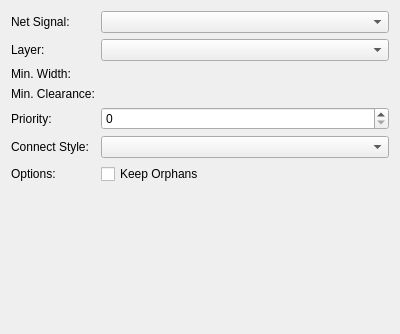
First picture: the form in libs/librepcb/editor/project/boardeditor/boardplanepropertiesdialog.ui, repository LibrePCB/LibrePCB, before the edit; both pictures show x 0 to 400 and y 0 to 334 of the 400 by 478 pixel window.
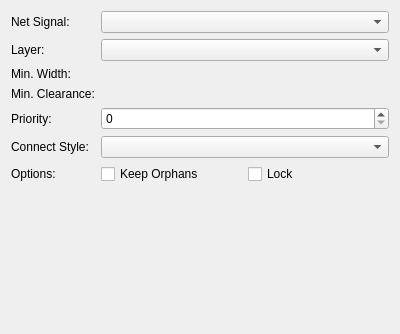
Second picture: the form after the edit. Custom widgets are drawn as their Qt base class.

The edit to the form file:
```diff
--- a/libs/librepcb/editor/project/boardeditor/boardplanepropertiesdialog.ui
+++ b/libs/librepcb/editor/project/boardeditor/boardplanepropertiesdialog.ui
@@ -80,25 +80,30 @@
        </property>
       </widget>
      </item>
-     <item row="6" column="1">
-      <widget class="QCheckBox" name="cbKeepOrphans">
-       <property name="sizePolicy">
-        <sizepolicy hsizetype="Fixed" vsizetype="Fixed">
-         <horstretch>0</horstretch>
-         <verstretch>0</verstretch>
-        </sizepolicy>
-       </property>
-       <property name="text">
-        <string>Keep Orphans</string>
-       </property>
-      </widget>
-     </item>
      <item row="2" column="1">
       <widget class="librepcb::editor::UnsignedLengthEdit" name="edtMinWidth" native="true"/>
      </item>
      <item row="3" column="1">
       <widget class="librepcb::editor::UnsignedLengthEdit" name="edtMinClearance" native="true"/>
      </item>
+     <item row="6" column="1">
+      <layout class="QHBoxLayout" name="horizontalLayout">
+       <item>
+        <widget class="QCheckBox" name="cbKeepOrphans">
+         <property name="text">
+          <string>Keep Orphans</string>
+         </property>
+        </widget>
+       </item>
+       <item>
+        <widget class="QCheckBox" name="cbxLock">
+         <property name="text">
+          <string>Lock</string>
+         </property>
+        </widget>
+       </item>
+      </layout>
+     </item>
     </layout>
    </item>
    <item>
@@ -124,18 +129,18 @@
   </layout>
  </widget>
  <customwidgets>
-  <customwidget>
-   <class>librepcb::editor::PathEditorWidget</class>
-   <extends>QWidget</extends>
-   <header location="global">librepcb/editor/widgets/patheditorwidget.h</header>
-   <container>1</container>
-  </customwidget>
   <customwidget>
    <class>librepcb::editor::UnsignedLengthEdit</class>
    <extends>QWidget</extends>
    <header location="global">librepcb/editor/widgets/unsignedlengthedit.h</header>
    <container>1</container>
   </customwidget>
+  <customwidget>
+   <class>librepcb::editor::PathEditorWidget</class>
+   <extends>QWidget</extends>
+   <header location="global">librepcb/editor/widgets/patheditorwidget.h</header>
+   <container>1</container>
+  </customwidget>
  </customwidgets>
  <tabstops>
   <tabstop>cbxNetSignal</tabstop>
```
Left out of the diff: 2 changed lines with no effect on the pictures.
